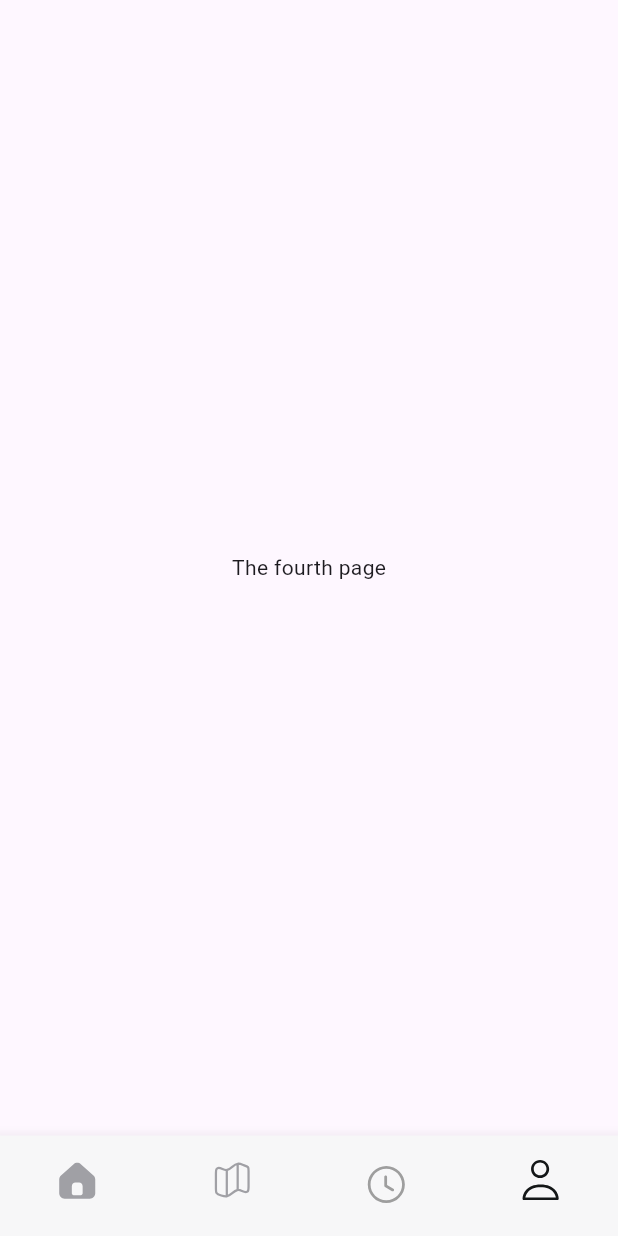
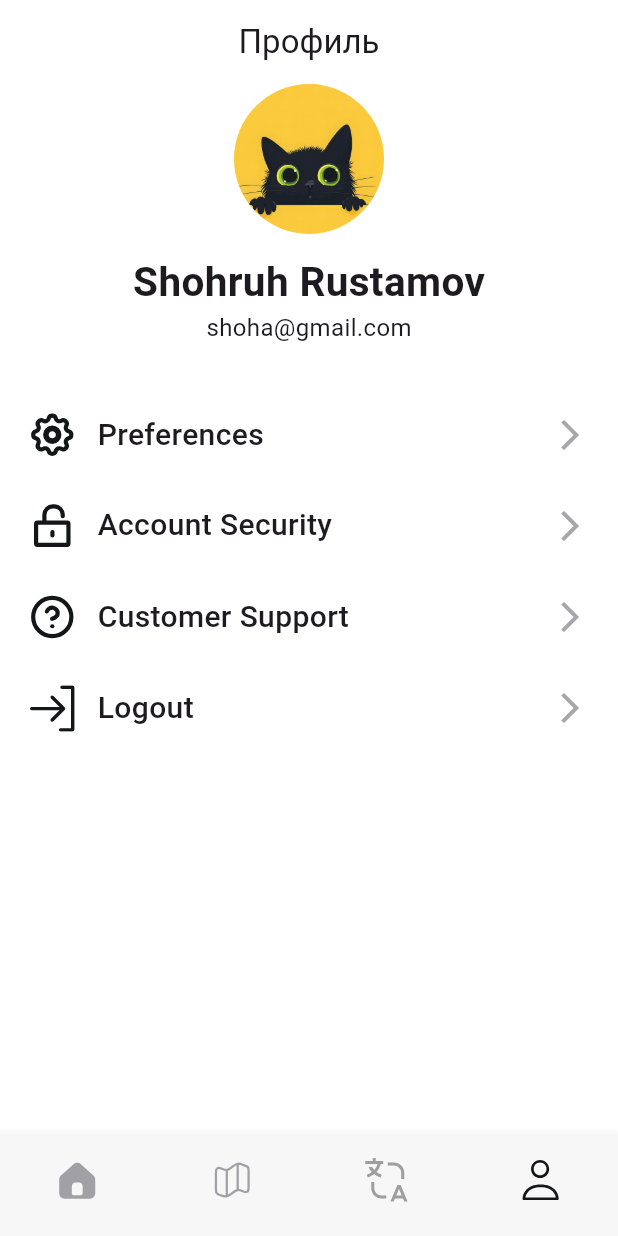
Before and after one commit to shaharex/aifarabit, a Flutter app: the NavigationPage screen opened directly, item 4 of the bottom bar chosen, on a phone screen of 412 x 824 dp. Run offline on Flutter 3.47's test engine with Material 3 defaults, Android fonts, the phone set to English and light mode, and no system bars; our stand-ins replace bloc, cloud_firestore, dio, equatable, firebase_auth, firebase_core and 5 more; missing offline and left inert: deepl_dart; accounts and stored records are empty.

Commit message:
profile_added

```diff
--- a/lib/main.dart
+++ b/lib/main.dart
@@ -5,7 +5,6 @@ import 'package:flutter_bloc/flutter_bloc.dart';
 import 'package:get_it/get_it.dart';
 import 'package:jihc_hack/firebase_options.dart';
 import 'package:jihc_hack/src/features/auth/presentation/pages/auth_gate.dart';
-import 'package:jihc_hack/src/features/auth/presentation/pages/login_page.dart';
 import 'package:jihc_hack/src/features/map/data/data_source/place_remote_datasource.dart';
 import 'package:jihc_hack/src/features/map/data/repositories/place_repository_impl.dart';
 import 'package:jihc_hack/src/features/map/domain/repositories/place_repository.dart';
--- a/lib/src/features/navigation/presentation/pages/navigation_page.dart
+++ b/lib/src/features/navigation/presentation/pages/navigation_page.dart
@@ -1,9 +1,12 @@
+import 'package:cloud_firestore/cloud_firestore.dart';
 import 'package:flutter/material.dart';
 import 'package:flutter_svg/flutter_svg.dart';
 import 'package:jihc_hack/src/core/constants/app_colors.dart';
 import 'package:jihc_hack/src/features/map/presentation/page/map_page.dart';
 import 'package:jihc_hack/src/features/navigation/presentation/pages/main_page.dart';
 import 'package:jihc_hack/src/features/transtator/translation_page.dart';
+
+import '../../../profile/presentation/pages/profile_page.dart';
 
 class NavigationPage extends StatefulWidget {
   const NavigationPage({super.key});
@@ -16,15 +19,18 @@ class _NavigationPageState extends State<NavigationPage> {
   int currentIndex = 0;
 
   @override
+  void initState() {
+    super.initState();
+  }
+
+  @override
   Widget build(BuildContext context) {
     return Scaffold(
       body: [
         MainPage(),
         MapPickPage(),
         TranslationPage(),
-        const Center(
-          child: Text("The fourth page"),
-        ),
+        ProfilePage(),
       ][currentIndex],
       bottomNavigationBar: BottomNavigationBar(
           backgroundColor: AppColors.primaryColor,
@@ -49,8 +55,11 @@ class _NavigationPageState extends State<NavigationPage> {
               label: '',
             ),
             BottomNavigationBarItem(
-              activeIcon: SvgPicture.asset('assets/icons/sel_history.svg'),
-              icon: SvgPicture.asset('assets/icons/un_history.svg'),
+              activeIcon: SvgPicture.asset('assets/icons/translator.svg'),
+              icon: SvgPicture.asset(
+                'assets/icons/translator.svg',
+                color: const Color(0xff9E9E9E),
+              ),
               label: '',
             ),
             BottomNavigationBarItem(
--- /dev/null
+++ b/lib/src/features/profile/presentation/pages/profile_page.dart
@@ -0,0 +1,93 @@
+import 'package:firebase_auth/firebase_auth.dart';
+import 'package:flutter/material.dart';
+import 'package:jihc_hack/src/core/constants/app_colors.dart';
+import 'package:jihc_hack/src/features/profile/presentation/widgets/widgets.dart';
+
+import '../../../auth/presentation/pages/login_page.dart';
+
+class ProfilePage extends StatelessWidget {
+  ProfilePage({super.key});
+
+  @override
+  Widget build(BuildContext context) {
+    return Scaffold(
+      backgroundColor: AppColors.backgroundColor,
+      appBar: AppBar(
+        backgroundColor: AppColors.backgroundColor,
+        surfaceTintColor: AppColors.backgroundColor,
+        centerTitle: true,
+        automaticallyImplyLeading: false,
+        title: const Text(
+          'Профиль',
+          textAlign: TextAlign.center,
+          style: TextStyle(
+            fontSize: 22,
+          ),
+        ),
+      ),
+      body: Center(
+        child: Column(
+          children: [
+            Container(
+              width: 100,
+              height: 100,
+              clipBehavior: Clip.hardEdge,
+              decoration: const BoxDecoration(
+                shape: BoxShape.circle,
+                image: DecorationImage(
+                  image: AssetImage(
+                    'assets/astronavt.jpg',
+                  ),
+                  fit: BoxFit.cover,
+                ),
+              ),
+            ),
+            const SizedBox(height: 12),
+            Text(
+              'Shohruh Rustamov',
+              style: TextStyle(
+                fontSize: 27,
+                fontWeight: FontWeight.bold,
+              ),
+            ),
+            Text(
+              'shoha@gmail.com',
+              style: TextStyle(
+                fontSize: 16,
+              ),
+            ),
+            const SizedBox(height: 30),
+            ProfileItem(
+              text: 'Preferences',
+              iconPath: 'settings',
+              onTap: () {},
+            ),
+            ProfileItem(
+              text: 'Account Security',
+              iconPath: 'lock',
+              onTap: () {},
+            ),
+            ProfileItem(
+              text: 'Customer Support',
+              iconPath: 'help',
+              onTap: () {},
+            ),
+            ProfileItem(
+              text: 'Logout',
+              iconPath: 'logout',
+              onTap: () {
+                FirebaseAuth.instance.signOut();
+                Navigator.push(
+                  context,
+                  MaterialPageRoute(
+                    builder: (context) => LoginPage(),
+                  ),
+                );
+              },
+            ),
+          ],
+        ),
+      ),
+    );
+  }
+}
--- /dev/null
+++ b/lib/src/features/profile/presentation/widgets/profile_item.dart
@@ -0,0 +1,51 @@
+import 'package:flutter/material.dart';
+import 'package:flutter_svg/svg.dart';
+
+class ProfileItem extends StatelessWidget {
+  const ProfileItem({
+    super.key,
+    required this.text,
+    required this.iconPath,
+    required this.onTap,
+  });
+
+  final String text;
+  final String iconPath;
+  final VoidCallback onTap;
+
+  @override
+  Widget build(BuildContext context) {
+    return InkWell(
+      onTap: onTap,
+      child: Container(
+        margin: const EdgeInsets.symmetric(vertical: 15),
+        padding: const EdgeInsets.symmetric(horizontal: 20),
+        child: Row(
+          mainAxisAlignment: MainAxisAlignment.spaceBetween,
+          children: [
+            Row(
+              children: [
+                SvgPicture.asset(
+                  'assets/icons/$iconPath.svg',
+                  width: 30,
+                ),
+                const SizedBox(width: 15),
+                Text(
+                  text,
+                  style: const TextStyle(
+                    fontSize: 20,
+                    fontWeight: FontWeight.w500,
+                  ),
+                ),
+              ],
+            ),
+            const Icon(
+              Icons.arrow_forward_ios,
+              color: Color(0xffA7A7AB),
+            )
+          ],
+        ),
+      ),
+    );
+  }
+}
--- /dev/null
+++ b/lib/src/features/profile/presentation/widgets/widgets.dart
@@ -0,0 +1 @@
+export 'profile_item.dart';
--- a/pubspec.yaml
+++ b/pubspec.yaml
@@ -24,6 +24,7 @@ dependencies:
   flutter_svg: ^2.0.17
   firebase_core: ^3.11.0
   deepl_dart: ^2.0.0
+  cloud_firestore: ^5.6.5
 
 dev_dependencies:
   flutter_test:
```
Also changed, not shown: lib/src/features/ai_farabi/presentation/pages/chat_page.dart (+4 -25 lines), lib/src/features/ai_farabi/presentation/widgets/ai_message.dart (+47 -6 lines), lib/src/features/auth/presentation/pages/auth_gate.dart (+7 -6 lines), lib/src/features/navigation/presentation/pages/main_page.dart (+0 -40 lines), lib/src/features/transtator/translation_page.dart (+19 -2 lines), assets/icons/help.svg (added), assets/icons/lock.svg (added), assets/icons/logout.svg (added), assets/icons/settings.svg (added), assets/icons/translator.svg (added), pubspec.lock.
